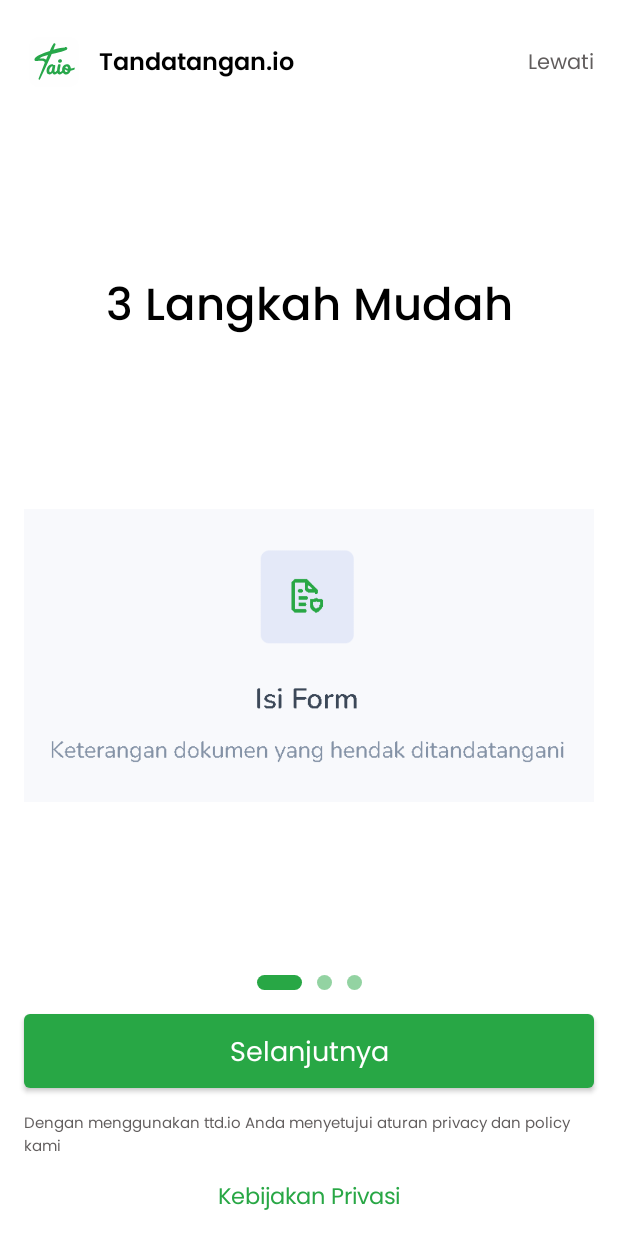
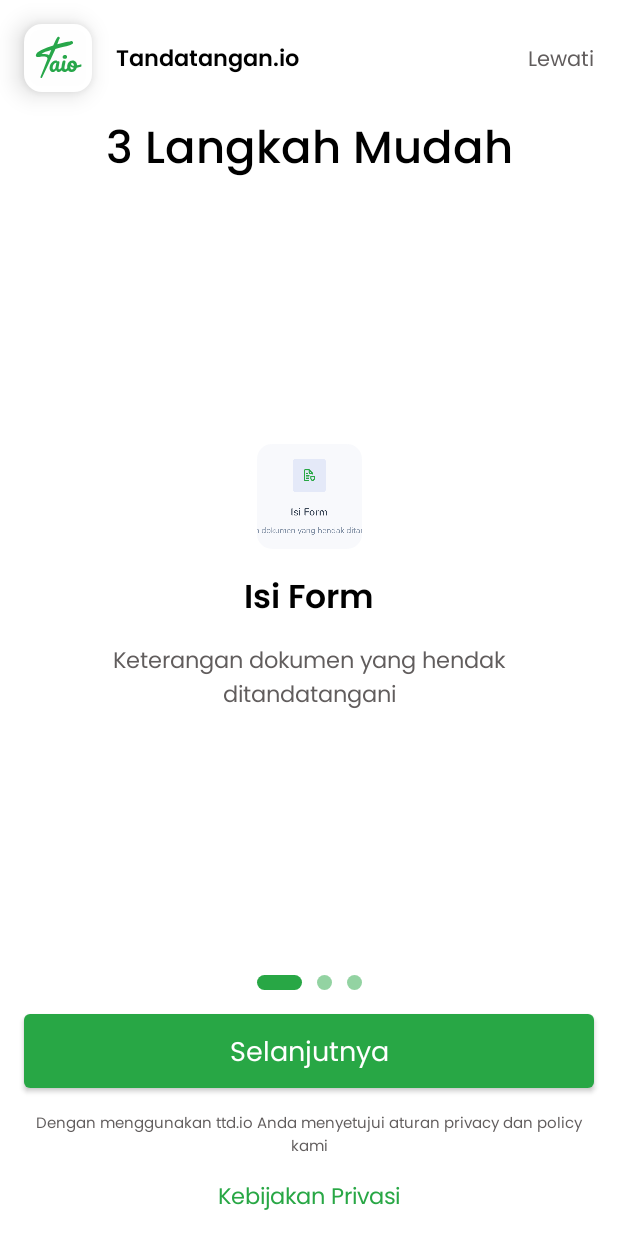
Before and after one commit to Adnif/taio-frontend, an Android app built with Jetpack Compose: the @Preview function LandingScreenPreview, on a phone screen of 412 x 824 dp. Run offline under Robolectric (Android 15) with nearby library versions, the phone set to English and light mode, and no system bars; our stand-ins replace accompanist.

Commit message:
fix landing screen

```diff
--- a/app/src/main/java/com/taio/taio/ui/screen/LandingScreen.kt
+++ b/app/src/main/java/com/taio/taio/ui/screen/LandingScreen.kt
@@ -1,12 +1,13 @@
 package com.taio.taio.ui.screen
 
-import android.view.RoundedCorner
 import androidx.compose.animation.core.animateDpAsState
 import androidx.compose.foundation.*
 import androidx.compose.foundation.layout.*
+import androidx.compose.foundation.shape.CircleShape
 import androidx.compose.foundation.shape.RoundedCornerShape
 import androidx.compose.material.Button
 import androidx.compose.material.ButtonDefaults
+import androidx.compose.material.Card
 import androidx.compose.material.Text
 import androidx.compose.runtime.Composable
 import androidx.compose.runtime.getValue
@@ -18,24 +19,56 @@ import androidx.compose.ui.draw.shadow
 import androidx.compose.ui.geometry.CornerRadius
 import androidx.compose.ui.geometry.Size
 import androidx.compose.ui.graphics.Color
-import androidx.compose.ui.platform.LocalConfiguration
+import androidx.compose.ui.layout.ContentScale
 import androidx.compose.ui.res.painterResource
 import androidx.compose.ui.res.stringResource
+import androidx.compose.ui.text.style.TextAlign
 import androidx.compose.ui.tooling.preview.Preview
 import androidx.compose.ui.unit.Dp
 import androidx.compose.ui.unit.dp
+import androidx.lifecycle.viewmodel.compose.viewModel
+import androidx.navigation.NavHostController
+import androidx.navigation.compose.rememberNavController
 import com.google.accompanist.pager.*
 import com.taio.taio.R
-import com.taio.taio.ui.theme.Blue500
+import com.taio.taio.ui.TandatanganioScreen
 import com.taio.taio.ui.theme.Gray700
 import com.taio.taio.ui.theme.Green500
 import com.taio.taio.ui.theme.Typography
+import com.taio.taio.viewmodel.SplashViewModel
 import kotlinx.coroutines.launch
 
+sealed class LandingPage(
+    val image:Int,
+    val title:Int,
+    val desc:Int
+){
+    object First: LandingPage(
+        image = R.drawable.isi_form,
+        title = R.string.landing_title_first,
+        desc = R.string.landing_desc_first
+    )
+    object Second: LandingPage(
+        image = R.drawable.ttd,
+        title = R.string.landing_title_second,
+        desc = R.string.landing_desc_second
+    )
+    object Third: LandingPage(
+        image = R.drawable.generate,
+        title = R.string.landing_title_third,
+        desc = R.string.landing_desc_third
+    )
+}
 @OptIn(ExperimentalPagerApi::class)
 @Composable
-fun LandingScreen(){
-    val pages = listOf(R.drawable.isi_form,R.drawable.ttd,R.drawable.generate)
+fun LandingScreen(
+    navController: NavHostController,
+){
+    val pages = listOf(
+        LandingPage.First,
+        LandingPage.Second,
+        LandingPage.Third
+    )
     val pagerState = rememberPagerState()
     val coroutineScope = rememberCoroutineScope()
     BoxWithConstraints(modifier = Modifier.fillMaxSize()) {
@@ -48,17 +81,21 @@ fun LandingScreen(){
             Column(
             ){
                 Row(verticalAlignment = Alignment.CenterVertically){
+                    Card(
+                        shape = RoundedCornerShape(12.dp),
+                        elevation = 10.dp,
+                        modifier = Modifier
+                            .size(45.dp)
+                    ) {
                         Image(
                             painter = painterResource(id = R.drawable.logo_taio_rectangle),
                             contentDescription = stringResource(R.string.logo_taio),
-                        modifier = Modifier
-                            .size(50.dp)
-//                            .shadow(elevation = 2.dp)
-                            .padding(end = 10.dp),
                         )
+                    }
+                    Spacer(Modifier.width(16.dp))
                     Text(
                         text = stringResource(id = R.string.name),
-                        style = Typography.h4,
+                        style = Typography.h5,
                         color = Color.Black
                     )
                     Spacer(Modifier.weight(1f))
@@ -75,7 +112,7 @@ fun LandingScreen(){
                 }
 
             }
-            Spacer(Modifier.weight(1f))
+            Spacer(Modifier.height(16.dp))
             Column(
                 modifier = Modifier.align(Alignment.CenterHorizontally),
             ){
@@ -108,7 +145,8 @@ fun LandingScreen(){
                     }
                 }else -> {
                 BottomLanding(label = stringResource(id = R.string.sign_up)) {
-
+                    navController.popBackStack()
+                    navController.navigate(TandatanganioScreen.Register.route)
                 }
             }
             }
@@ -122,19 +160,41 @@ fun LandingScreen(){
 @OptIn(ExperimentalPagerApi::class)
 @Composable
 fun Pages(
-    pages: List<Int>,
+    pages: List<LandingPage>,
     pagerState: PagerState,
-    modifier: Modifier = Modifier
+    modifier: Modifier = Modifier,
 ){
     Column(
         horizontalAlignment = Alignment.CenterHorizontally,
     ){
 
         HorizontalPager(count = 3, state = pagerState) {position ->
+            Column(horizontalAlignment = Alignment.CenterHorizontally,verticalArrangement = Arrangement.SpaceEvenly){
+                Spacer(Modifier.height(16.dp))
                 Image(
-                painter = painterResource(id = pages[position]),
+                    modifier = modifier
+                        .size(70.dp)
+                        .clip(RoundedCornerShape(10.dp)),
+                    contentScale = ContentScale.Crop,
+                    painter = painterResource(id = pages[position].image),
                     contentDescription = stringResource(id = R.string.content_description_pager)
                 )
+                Spacer(Modifier.height(16.dp))
+                Text(
+                    text = stringResource(pages[position].title),
+                    style = Typography.h3,
+                    color = Color.Black
+                )
+                Spacer(Modifier.height(16.dp))
+                Text(
+                    text = stringResource(pages[position].desc),
+                    style = Typography.subtitle1,
+                    color = Gray700,
+                    textAlign = TextAlign.Center
+                )
+                Spacer(Modifier.height(16.dp))
+
+            }
         }
 
     }
@@ -212,7 +272,7 @@ fun BottomLanding(
             text = stringResource(id = R.string.agreement_privacy_policy),
             style = Typography.overline,
             color = Gray700,
-            modifier = Modifier.align(Alignment.CenterHorizontally)
+            textAlign = TextAlign.Center
         )
         Spacer(Modifier.size(16.dp))
         Text(
@@ -220,7 +280,8 @@ fun BottomLanding(
             style = Typography.subtitle1,
             color = Green500,
             modifier = Modifier.
-            clickable {  }
+            clickable {
+            }
         )
     }
 }
@@ -228,5 +289,6 @@ fun BottomLanding(
 @Composable
 @Preview(showSystemUi = true)
 fun LandingScreenPreview(){
-    LandingScreen()
+    val navController = rememberNavController()
+    LandingScreen(navController)
 }
--- a/app/src/main/res/values/strings.xml
+++ b/app/src/main/res/values/strings.xml
@@ -43,5 +43,20 @@
     <string name="email_check">Silahkan Cek Email Anda</string>
     <string name="edit_profile">Edit Profile</string>
     <string name="ttdGuide3">Hasil tanda tangan dapat dilihat pada signature preview, harap simpan terlebih dahulu tanda tangan yang telah dibuat</string>
+    <string name="landing_title_first">Isi Form</string>
+    <string name="landing_desc_first">Keterangan dokumen yang hendak ditandatangani</string>
+    <string name="landing_title_second">Tanda Tangan</string>
+    <string name="landing_desc_second">Munggunakan Upload/Live Signature</string>
+    <string name="landing_title_third">Generate</string>
+    <string name="landing_desc_third">QR code &amp; tanda tangan</string>
+    <string name="profile">Profil</string>
+    <string name="follower">Pengikut</string>
+    <string name="following">Mengikuti</string>
+    <string name="statistic">Statistik</string>
+    <string name="generate_count">Tandatangan ter-generate: </string>
+    <string name="generate_self">Dibuat secara mandiri: </string>
+    <string name="generate_request">Dibuat melalui permintaan: </string>
+    <string name="other">Lainnya</string>
+    <string name="logout">Keluar</string>
 
 </resources>
```
Also changed, not shown: app/src/main/res/drawable/generate.png, app/src/main/res/drawable/ttd.png. Lines whose indentation alone changed are shown as unchanged.
